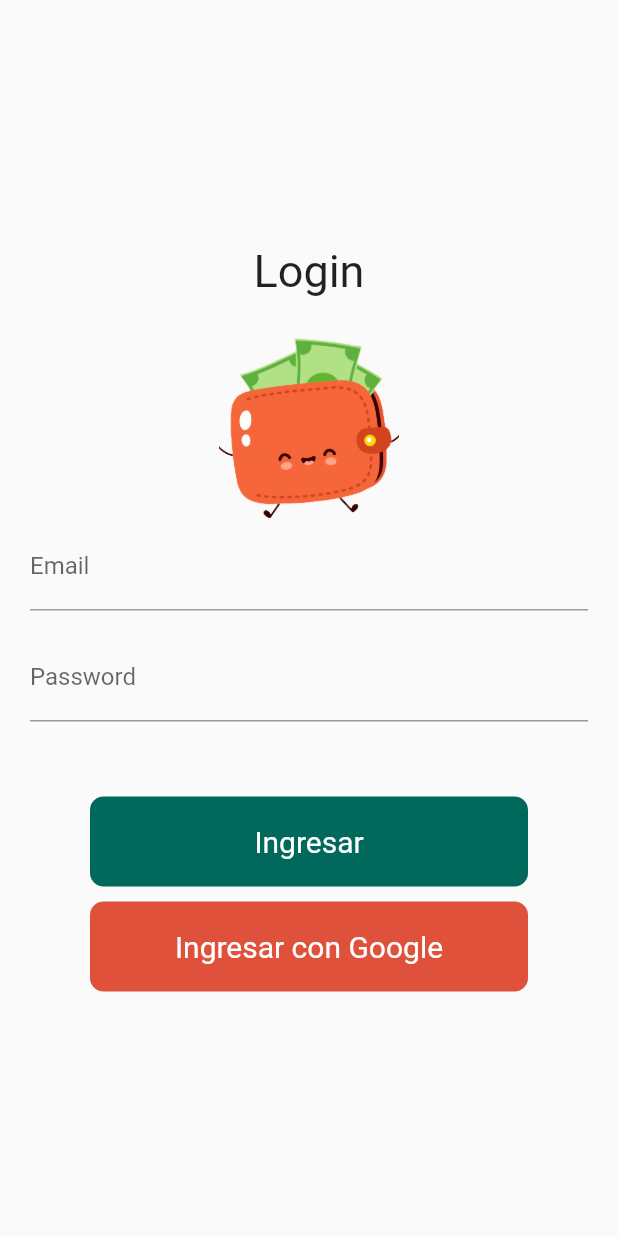
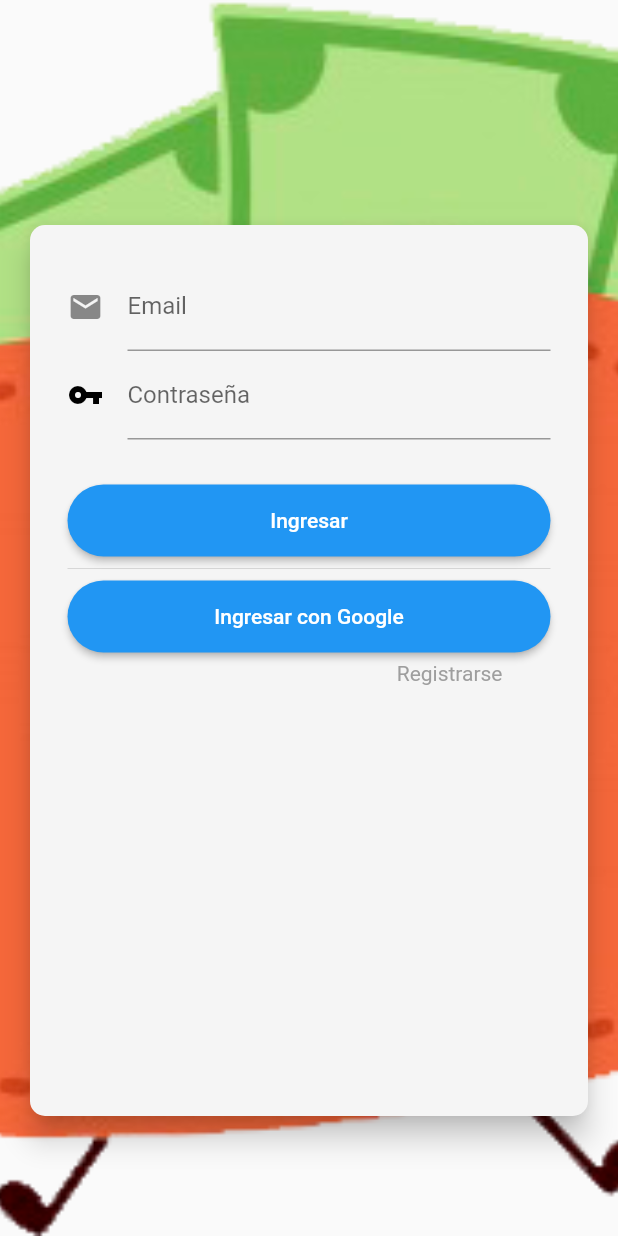
Before and after one commit to Enrique-07/proyecto2-bd, a Flutter app: the screen it shows after launch, on a phone screen of 412 x 824 dp. Run offline on Flutter 3.47's test engine with Material 2 defaults, Android fonts, the phone set to English and light mode, and no system bars; our stand-ins replace firebase_auth; accounts and stored records are empty.

Commit message:
commit 1

```diff
--- a/lib/main.dart
+++ b/lib/main.dart
@@ -1,126 +1,208 @@
+import 'package:flutter/cupertino.dart';
 import 'package:flutter/material.dart';
+import 'package:proyecto2/Ingresos.dart';
+import 'package:proyecto2/MetaAhorro.dart';
 import 'Menu.dart';
+import 'RegistroUsuario.dart';
+import 'package:firebase_auth/firebase_auth.dart';
+import 'package:proyecto2/LoginGoogle.dart';
 
-void main() => runApp(QuickBee());
+final FirebaseAuth _auth = FirebaseAuth.instance;
+final GlobalKey<FormState> _formKey = GlobalKey<FormState>();
 
-class QuickBee extends StatelessWidget {
+void main() => runApp(MyApp());
+
+class MyApp extends StatelessWidget {
   @override
   Widget build(BuildContext context) {
     return MaterialApp(
-      title: 'Quick Bee',
-      debugShowCheckedModeBanner: false,
-      // Set Raleway as the default app font
-      theme: ThemeData(
-        fontFamily: 'Roboto',
-      ),
-
-      home: MyHomePage(),
+      title: 'Firebase Auth',
+      home: LoginPage(title: 'Firebase Auth'),
     );
   }
 }
 
-class MyHomePage extends StatelessWidget {
+class LoginPage extends StatefulWidget {
+  final String title;
+
+  LoginPage({Key key, this.title}) : super(key: key);
+
+  _LoginPageState createState() => _LoginPageState();
+}
+
+class _LoginPageState extends State<LoginPage> {
+  TextEditingController _emailController = TextEditingController();
+  TextEditingController _passwordController = TextEditingController();
+
   @override
   Widget build(BuildContext context) {
-    return new Scaffold(
-      body: Container(
-        child: Column(
+    return Scaffold(
+      resizeToAvoidBottomPadding: false, //evitar error bottom overflowed
+      body: Form(
+        key: _formKey,
+        //autovalidate: _autovalidate,
+        child: Container(
+          //padding: EdgeInsets.all(15.0),
+          child: Stack(
+            children: <Widget>[
+              Container(
+                decoration: BoxDecoration(
+                  image: DecorationImage(
+                    image: ExactAssetImage('imagenes/UserMoney.png'),
+                    fit: BoxFit.cover,
+                  ),
+                ),
+              ),
+              Container(
+                child: new Card(
+                  color: Colors.grey[100],
+                  margin: new EdgeInsets.only(
+                      left: 20.0, right: 20.0, top: 150.0, bottom: 80.0),
+                  shape: RoundedRectangleBorder(
+                      borderRadius: BorderRadius.circular(10.0)),
+                  elevation: 8.0,
+                  child: new Padding(
+                    padding: new EdgeInsets.all(25.0),
+                    child: new Column(
+                      children: <Widget>[
+                        new Container(
+                          child: new TextFormField(
+                            maxLines: 1,
+                            controller: _emailController,
+                            textInputAction: TextInputAction.next,
+                            keyboardType: TextInputType.text,
+                            decoration: new InputDecoration(
+                                labelText: 'Email', icon: Icon(Icons.email)),
+                            onFieldSubmitted: (value) {
+                              //FocusScope.of(context).requestFocus(_phoneFocusNode);
+                            },
+                            validator: (value) {
+                              if (value.isEmpty) {
+                                return 'Type your name';
+                              }
+                            },
+                          ),
+                        ),
+                        new Container(
+                          child: new TextFormField(
+                            maxLines: 1,
+                            controller: _passwordController,
+                            textInputAction: TextInputAction.next,
+                            keyboardType: TextInputType.text,
+                            decoration: new InputDecoration(
+                              labelText: 'Contraseña',
+                              icon: Icon(
+                                Icons.vpn_key,
+                                color: Colors.black,
+                              ),
+                            ),
+                            onFieldSubmitted: (value) {
+                              //FocusScope.of(context).requestFocus(_phoneFocusNode);
+                            },
+                            validator: (value) {
+                              if (value.isEmpty) {
+                                return 'Escribe la contraseña';
+                              }
+                            },
+                          ),
+                        ),
+                        new Padding(padding: new EdgeInsets.only(top: 30.0)),
+                        new RaisedButton(
+                          color: Colors.blue,
+                          shape: new RoundedRectangleBorder(
+                              borderRadius: new BorderRadius.circular(30.0)),
+                          padding: new EdgeInsets.all(16.0),
+                          child: new Row(
                             mainAxisAlignment: MainAxisAlignment.center,
                             children: <Widget>[
-            new Stack(
-              alignment: Alignment.center,
-              children: <Widget>[
-                new Row(
-                  mainAxisAlignment: MainAxisAlignment.center,
-                  children: <Widget>[
-                    Padding(
-                      padding: const EdgeInsets.only(top: 0.0, bottom: 150.0),
-                      child: new Text(
-                        "Login",
-                        style: new TextStyle(fontSize: 30.0),
-                      ),
-                    )
-                  ],
-                ),
-                new Container(
-                  margin: new EdgeInsets.only(top: 60.0),
-                  height: 120.0,
-                  width: 120.0,
-                  decoration: new BoxDecoration(
-                      image: DecorationImage(
-                        image: AssetImage("imagenes/UserMoney.png"),
-                        fit: BoxFit.cover,
-                      ),
-                  )
+                              new Text(
+                                'Ingresar',
+                                style: new TextStyle(
+                                    fontSize: 14.0,
+                                    fontWeight: FontWeight.w500,
+                                    color: Colors.white),
                               ),
                             ],
                           ),
-            Padding(
-              padding: const EdgeInsets.symmetric(horizontal: 20.0, vertical: 0.0,),
-              child: new TextField(
-                decoration: new InputDecoration(labelText: 'Email'),
+                          onPressed: () {
+                            signInWithEmail();
+                          },
+                        ),
+                        Divider(),
+                        new RaisedButton(
+                          color: Colors.blue,
+                          shape: new RoundedRectangleBorder(
+                              borderRadius: new BorderRadius.circular(30.0)),
+                          padding: new EdgeInsets.all(16.0),
+                          child: new Row(
+                            mainAxisAlignment: MainAxisAlignment.center,
+                            children: <Widget>[
+                              new Text(
+                                'Ingresar con Google',
+                                style: new TextStyle(
+                                    fontSize: 14.0,
+                                    fontWeight: FontWeight.w500,
+                                    color: Colors.white),
+                              ),
+                            ],
+                          ),
+                          onPressed: () => _pushPage(context, SignInDemo()),
+                        ),
+                        Align(
+                          alignment: Alignment.centerRight,
+                          child: Padding(
+                            padding: const EdgeInsets.only(
+                              top: 6,
+                              right: 32,
+                            ),
+                            child: InkWell(
+                              onTap: () => _pushPage(context, RegisterPage()),
+                              child: Container(
+                                child: Text(
+                                  'Registrarse',
+                                  style: TextStyle(
+                                    color: Colors.grey,
                                   ),
                                 ),
-            new SizedBox(
-              height: 15.0,
-            ),
-            Padding(
-              padding: const EdgeInsets.symmetric(horizontal: 20.0, vertical: 0.0),
-              child: new TextField(
-                obscureText: true,
-                decoration: new InputDecoration(labelText: 'Password'),
                               ),
                             ),
-            new Row(
-              mainAxisAlignment: MainAxisAlignment.center,
-              children: <Widget>[
-                Expanded(
-                  child: Padding(
-                    padding: const EdgeInsets.only(
-                        left: 60.0, right: 60.0, top: 50.0),
-                    child: GestureDetector(
-                      onTap: () {
-                        Navigator.push(context, MaterialPageRoute(
-                          builder: (context) => Menu(),
-                        ));
-                      },
-                      child: new Container(
-                          alignment: Alignment.center,
-                          height: 60.0,
-                          decoration: new BoxDecoration(
-                              color: Color(0xFF00695C),
-                              borderRadius: new BorderRadius.circular(9.0)),
-                          child: new Text("Ingresar",
-                              style: new TextStyle(
-                                  fontSize: 20.0, color: Colors.white))),
                           ),
                         ),
-                )
                       ],
                     ),
-            new Row(
-              mainAxisAlignment: MainAxisAlignment.center,
-              children: <Widget>[
-                Expanded(
-                  child: Padding(
-                    padding: const EdgeInsets.only(
-                        left: 60.0, right: 60.0, top: 10.0),
-                    child: new Container(
-                        alignment: Alignment.center,
-                        height: 60.0,
-                        decoration: new BoxDecoration(
-                            color: Color(0xFFDF513B),
-                            borderRadius: new BorderRadius.circular(9.0)),
-                        child: new Text("Ingresar con Google",
-                            style: new TextStyle(
-                                fontSize: 20.0, color: Colors.white))),
                   ),
-                )
+                ),
+              ),
             ],
-            )
-          ],
+          ),
         ),
       ),
     );
   }
+
+  void signInWithEmail() async {
+    //marked async
+    FirebaseUser user;
+    try {
+      user = (await _auth.signInWithEmailAndPassword(
+          email: _emailController.text, password: _passwordController.text)).user;
+    } catch (e) {
+      print(e.toString());
+    } finally {
+      if (user != null) {
+        // sign in successful!
+        _pushPage(context, Menu());
+      } else {
+        // sign in unsuccessful
+        print('No registrado');
+        // ex: prompt the user to try again
       }
+    }
+  }
+}
+
+void _pushPage(BuildContext context, Widget page) {
+  Navigator.of(context).push(
+    MaterialPageRoute<void>(builder: (_) => page),
+  );
+}
--- a/pubspec.yaml
+++ b/pubspec.yaml
@@ -10,10 +10,14 @@ dependencies:
   flutter:
     sdk: flutter
   cupertino_icons: ^0.1.3
+  firebase_auth:
+  cloud_firestore:
+  flutter_auth_buttons: ^0.8.0
 
 dev_dependencies:
   flutter_test:
     sdk: flutter
+  google_sign_in: ^4.5.1
 
 flutter:
   uses-material-design: true
```
Also changed, not shown: pubspec.lock, 2 other files. Lines whose indentation alone changed are shown as unchanged.
